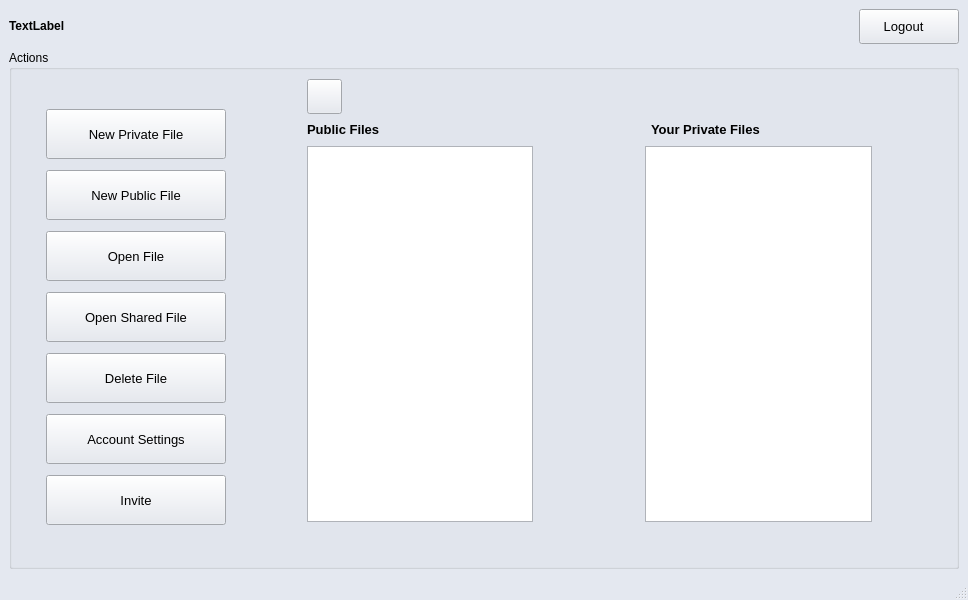
First picture: the form in concurrentTextEditor/loggedinmainwindow.ui, repository scottiexdev/concurrentTextEditor, before the edit.
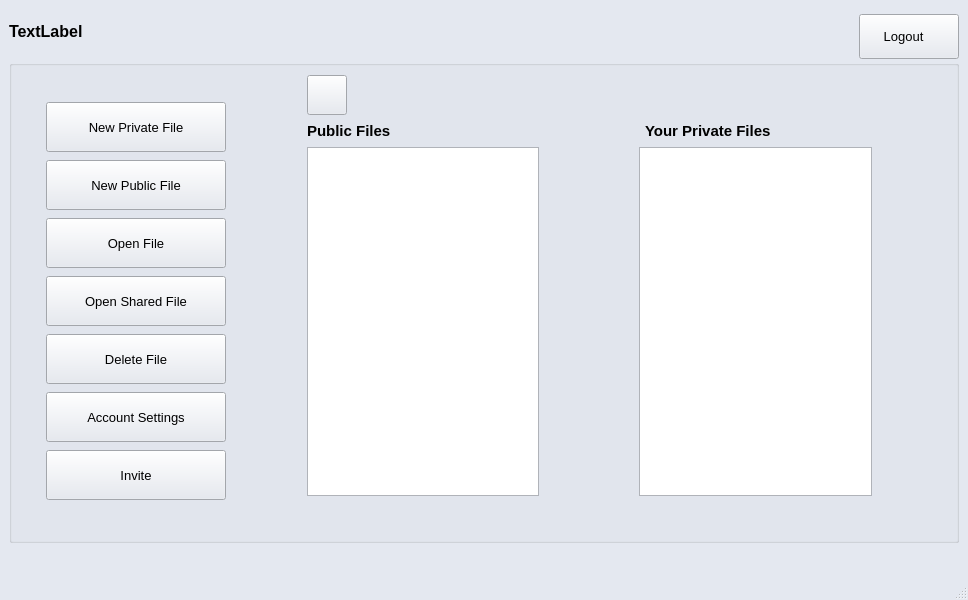
Second picture: the form after the edit. Icons and pictures are not drawn.

Commit message: label 'Actions' rimossa

Diff of the .ui file:
```diff
--- a/concurrentTextEditor/loggedinmainwindow.ui
+++ b/concurrentTextEditor/loggedinmainwindow.ui
@@ -469,64 +469,9 @@
     </sizepolicy>
    </property>
    <layout class="QGridLayout" name="gridLayout">
-    <item row="0" column="0">
-     <layout class="QHBoxLayout" name="horizontalLayout">
-      <item>
-       <widget class="QLabel" name="welcomeLabel">
-        <property name="maximumSize">
-         <size>
-          <width>16777215</width>
-          <height>20</height>
-         </size>
-        </property>
-        <property name="font">
-         <font>
-          <pointsize>9</pointsize>
-          <weight>75</weight>
-          <bold>true</bold>
-         </font>
-        </property>
-        <property name="text">
-         <string>TextLabel</string>
-        </property>
-       </widget>
-      </item>
-      <item>
-       <widget class="QPushButton" name="pushButtonLogout_2">
-        <property name="minimumSize">
-         <size>
-          <width>100</width>
-          <height>35</height>
-         </size>
-        </property>
-        <property name="maximumSize">
-         <size>
-          <width>100</width>
-          <height>35</height>
-         </size>
-        </property>
-        <property name="font">
-         <font>
-          <pointsize>10</pointsize>
-         </font>
-        </property>
-        <property name="cursor">
-         <cursorShape>PointingHandCursor</cursorShape>
-        </property>
-        <property name="layoutDirection">
-         <enum>Qt::RightToLeft</enum>
-        </property>
-        <property name="text">
-         <string>Logout   </string>
-        </property>
-        <property name="icon">
-         <iconset>
-          <normaloff>../build-concurrentTextEditor-Desktop_Qt_5_14_1_MinGW_32_bit-Profile/IconsBar/logout.png</normaloff>../build-concurrentTextEditor-Desktop_Qt_5_14_1_MinGW_32_bit-Profile/IconsBar/logout.png</iconset>
-        </property>
-       </widget>
-      </item>
-     </layout>
-    </item>
+    <property name="bottomMargin">
+     <number>35</number>
+    </property>
     <item row="1" column="0">
      <widget class="QGroupBox" name="groupBox">
       <property name="sizePolicy">
@@ -535,12 +480,17 @@
         <verstretch>0</verstretch>
        </sizepolicy>
       </property>
+      <property name="font">
+       <font>
+        <pointsize>7</pointsize>
+       </font>
+      </property>
       <property name="title">
-       <string>Actions</string>
+       <string/>
       </property>
       <layout class="QGridLayout" name="gridLayout_3">
        <item row="1" column="2" rowspan="2">
-        <layout class="QGridLayout" name="gridLayout_2">
+        <layout class="QGridLayout" name="gridLayout_2" rowstretch="0,0" columnstretch="0,0,0,0,0">
          <property name="rightMargin">
           <number>75</number>
          </property>
@@ -557,7 +507,7 @@
            </property>
            <property name="font">
             <font>
-             <pointsize>10</pointsize>
+             <pointsize>11</pointsize>
              <weight>75</weight>
              <bold>true</bold>
             </font>
@@ -593,7 +543,7 @@
            </property>
            <property name="font">
             <font>
-             <pointsize>10</pointsize>
+             <pointsize>11</pointsize>
              <weight>75</weight>
              <bold>true</bold>
             </font>
@@ -605,12 +555,23 @@
          </item>
          <item row="1" column="0" colspan="2">
           <widget class="QTableWidget" name="PublicFileListTable">
+           <property name="sizePolicy">
+            <sizepolicy hsizetype="Preferred" vsizetype="Preferred">
+             <horstretch>0</horstretch>
+             <verstretch>0</verstretch>
+            </sizepolicy>
+           </property>
            <property name="maximumSize">
             <size>
              <width>850</width>
              <height>550</height>
             </size>
            </property>
+           <property name="font">
+            <font>
+             <pointsize>10</pointsize>
+            </font>
+           </property>
            <property name="layoutDirection">
             <enum>Qt::LeftToRight</enum>
            </property>
@@ -640,7 +601,7 @@
             <enum>Qt::Horizontal</enum>
            </property>
            <property name="sizeType">
-            <enum>QSizePolicy::MinimumExpanding</enum>
+            <enum>QSizePolicy::Preferred</enum>
            </property>
            <property name="sizeHint" stdset="0">
             <size>
@@ -652,12 +613,23 @@
          </item>
          <item row="1" column="3" colspan="2">
           <widget class="QTableWidget" name="PrivatefileListTable">
+           <property name="sizePolicy">
+            <sizepolicy hsizetype="Preferred" vsizetype="Preferred">
+             <horstretch>0</horstretch>
+             <verstretch>0</verstretch>
+            </sizepolicy>
+           </property>
            <property name="maximumSize">
             <size>
              <width>850</width>
              <height>550</height>
             </size>
            </property>
+           <property name="font">
+            <font>
+             <pointsize>10</pointsize>
+            </font>
+           </property>
            <attribute name="horizontalHeaderCascadingSectionResizes">
             <bool>true</bool>
            </attribute>
@@ -767,6 +739,12 @@
            <property name="text">
             <string>Open File</string>
            </property>
+           <property name="checkable">
+            <bool>false</bool>
+           </property>
+           <property name="checked">
+            <bool>false</bool>
+           </property>
           </widget>
          </item>
          <item>
@@ -884,6 +862,12 @@
        </item>
        <item row="0" column="2">
         <widget class="QPushButton" name="pushButtonUpdate_2">
+         <property name="sizePolicy">
+          <sizepolicy hsizetype="Preferred" vsizetype="Preferred">
+           <horstretch>0</horstretch>
+           <verstretch>0</verstretch>
+          </sizepolicy>
+         </property>
          <property name="minimumSize">
           <size>
            <width>35</width>
@@ -892,8 +876,8 @@
          </property>
          <property name="maximumSize">
           <size>
-           <width>35</width>
-           <height>35</height>
+           <width>40</width>
+           <height>40</height>
           </size>
          </property>
          <property name="palette">
@@ -1361,6 +1345,64 @@
       </layout>
      </widget>
     </item>
+    <item row="0" column="0">
+     <layout class="QHBoxLayout" name="horizontalLayout">
+      <item>
+       <widget class="QLabel" name="welcomeLabel">
+        <property name="maximumSize">
+         <size>
+          <width>16777215</width>
+          <height>45</height>
+         </size>
+        </property>
+        <property name="font">
+         <font>
+          <pointsize>12</pointsize>
+          <weight>75</weight>
+          <bold>true</bold>
+         </font>
+        </property>
+        <property name="text">
+         <string>TextLabel</string>
+        </property>
+       </widget>
+      </item>
+      <item>
+       <widget class="QPushButton" name="pushButtonLogout_2">
+        <property name="minimumSize">
+         <size>
+          <width>100</width>
+          <height>45</height>
+         </size>
+        </property>
+        <property name="maximumSize">
+         <size>
+          <width>100</width>
+          <height>35</height>
+         </size>
+        </property>
+        <property name="font">
+         <font>
+          <pointsize>10</pointsize>
+         </font>
+        </property>
+        <property name="cursor">
+         <cursorShape>PointingHandCursor</cursorShape>
+        </property>
+        <property name="layoutDirection">
+         <enum>Qt::RightToLeft</enum>
+        </property>
+        <property name="text">
+         <string>Logout   </string>
+        </property>
+        <property name="icon">
+         <iconset>
+          <normaloff>../build-concurrentTextEditor-Desktop_Qt_5_14_1_MinGW_32_bit-Profile/IconsBar/logout.png</normaloff>../build-concurrentTextEditor-Desktop_Qt_5_14_1_MinGW_32_bit-Profile/IconsBar/logout.png</iconset>
+        </property>
+       </widget>
+      </item>
+     </layout>
+    </item>
    </layout>
   </widget>
   <widget class="QMenuBar" name="menubar">
```
The commit also changes 2 other files.
